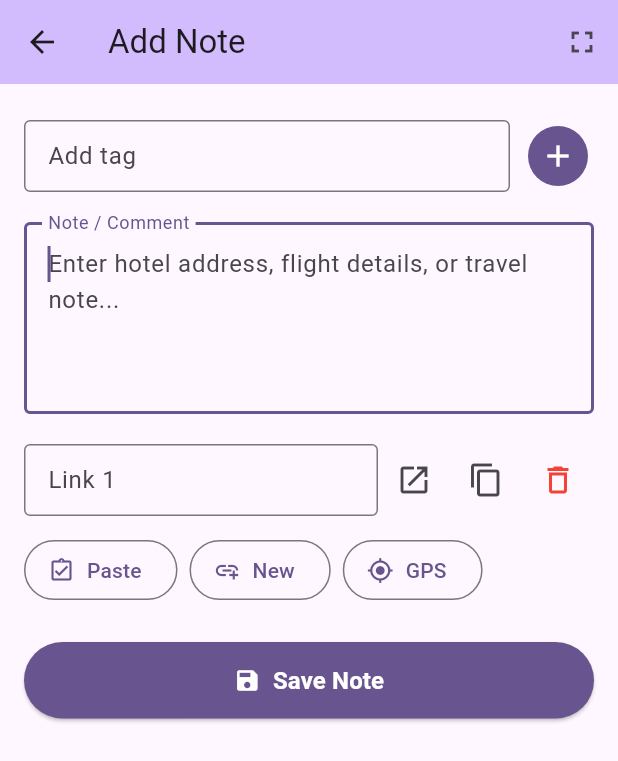
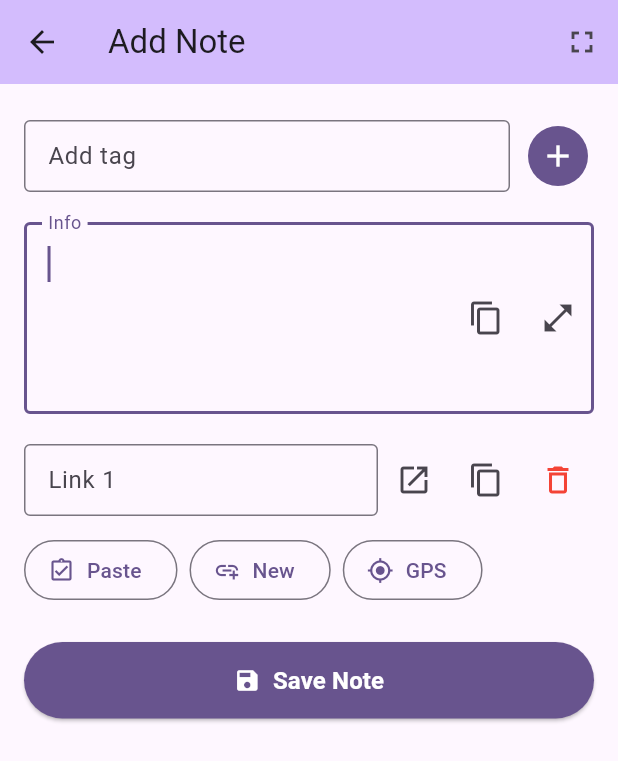
Before and after one commit to snst/travelassist3, a Flutter app: the screen it shows after launch, after a tap on "Add Note", on a phone screen of 412 x 824 dp. Shown: the top 761 px of the screen. Run offline on Flutter 3.47's test engine with Material 3 defaults, Android fonts, the light colour scheme and no system bars; our stand-ins replace drift, drift_flutter, geolocator; accounts and stored records are empty; generated files the repository leaves out were written again.

```diff
--- a/lib/screens/note_item_page.dart
+++ b/lib/screens/note_item_page.dart
@@ -1,5 +1,6 @@
 import 'package:flutter/material.dart';
 import '../database/database.dart';
+import '../widgets/comment_input.dart';
 import '../widgets/link_editor.dart';
 import '../widgets/tag_editor.dart';
 import 'note_actions.dart';
@@ -127,16 +128,10 @@ class _NoteItemPageState extends State<NoteItemPage> {
               const SizedBox(height: 20),
 
               // Comment Section
-              TextFormField(
+              CommentInput(
                 controller: _commentController,
                 maxLines: 4,
                 autofocus: isNew,
-                decoration: const InputDecoration(
-                  labelText: 'Note / Comment',
-                  hintText: 'Enter hotel address, flight details, or travel note...',
-                  border: OutlineInputBorder(),
-                  alignLabelWithHint: true,
-                ),
                 validator: (value) {
                   final commentText = value?.trim() ?? '';
                   final hasLinks = _links.hasLinks;
--- a/lib/widgets/comment_input.dart
+++ b/lib/widgets/comment_input.dart
@@ -4,11 +4,19 @@ import 'package:flutter/services.dart';
 class CommentInput extends StatelessWidget {
   final TextEditingController controller;
   final int maxLines;
+  final bool autofocus;
+  final String labelText;
+  final String? hintText;
+  final String? Function(String?)? validator;
 
   const CommentInput({
     super.key,
     required this.controller,
     this.maxLines = 2,
+    this.autofocus = false,
+    this.labelText = 'Info',
+    this.hintText,
+    this.validator,
   });
 
   @override
@@ -24,8 +32,11 @@ class CommentInput extends StatelessWidget {
     return TextFormField(
       controller: controller,
       maxLines: maxLines,
+      autofocus: autofocus,
+      validator: validator,
       decoration: InputDecoration(
-        labelText: 'Info',
+        labelText: labelText,
+        hintText: hintText,
         border: const OutlineInputBorder(),
         alignLabelWithHint: true,
         suffixIcon: Row(
```
